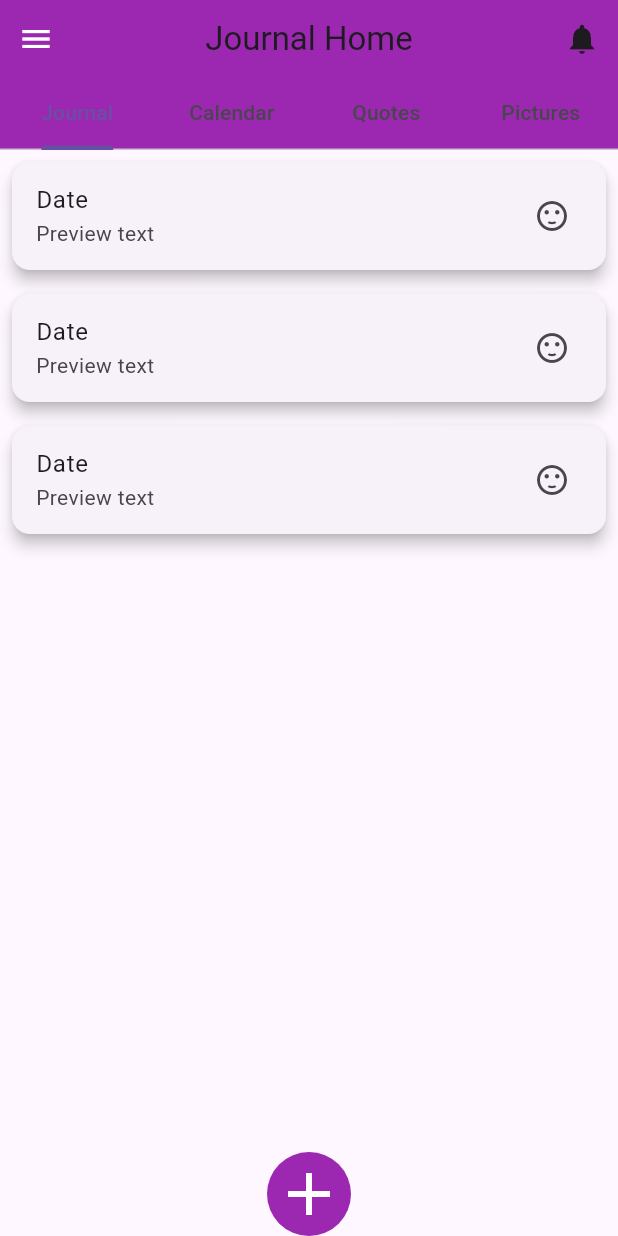
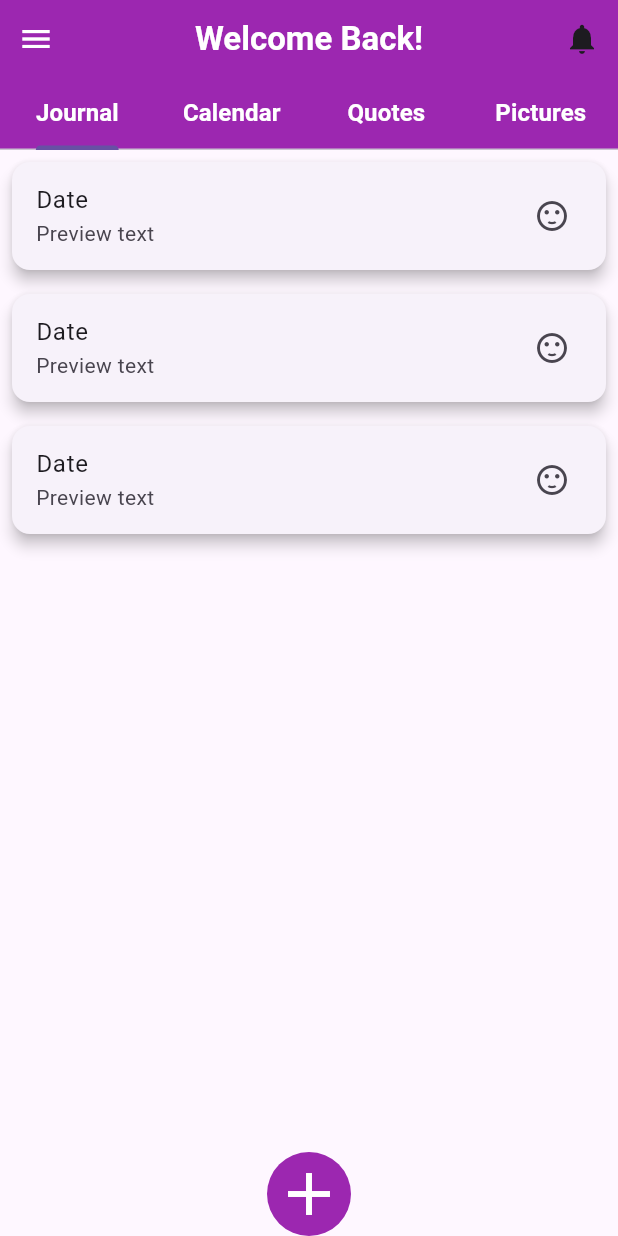
Before and after one commit to dvadell/journey, a Flutter app: the screen it shows after launch, on a phone screen of 412 x 824 dp. Run offline on Flutter 3.47's test engine with Material 3 defaults, Android fonts, the phone set to English and light mode, and no system bars.

Commit message:
home page now closer to the figma design

```diff
--- a/lib/home_page.dart
+++ b/lib/home_page.dart
@@ -48,7 +48,7 @@ class _JournalHomeState extends State<JournalHome> with SingleTickerProviderStat
                   // Handle settings
                 },
               ),
-              Text('Journal Home'),
+              Text('Welcome Back!', style: TextStyle(color: Colors.white, fontWeight: FontWeight.bold)),
               IconButton(
                 icon: Icon(Icons.notifications),
                 onPressed: () {
@@ -60,10 +60,10 @@ class _JournalHomeState extends State<JournalHome> with SingleTickerProviderStat
           bottom: TabBar(
             controller: _tabController,
             tabs: [
-              Tab(text: 'Journal'),
-              Tab(text: 'Calendar'),
-              Tab(text: 'Quotes'),
-              Tab(text: 'Pictures'),
+                Tab(child: Text('Journal', style: TextStyle(color: Colors.white, fontWeight: FontWeight.bold, fontSize: 16))),
+                Tab(child: Text('Calendar', style: TextStyle(color: Colors.white, fontWeight: FontWeight.bold, fontSize: 16))),
+                Tab(child: Text('Quotes', style: TextStyle(color: Colors.white, fontWeight: FontWeight.bold, fontSize: 16))),
+                Tab(child: Text('Pictures', style: TextStyle(color: Colors.white, fontWeight: FontWeight.bold, fontSize: 16))),
             ],
           ),
         ),
```
